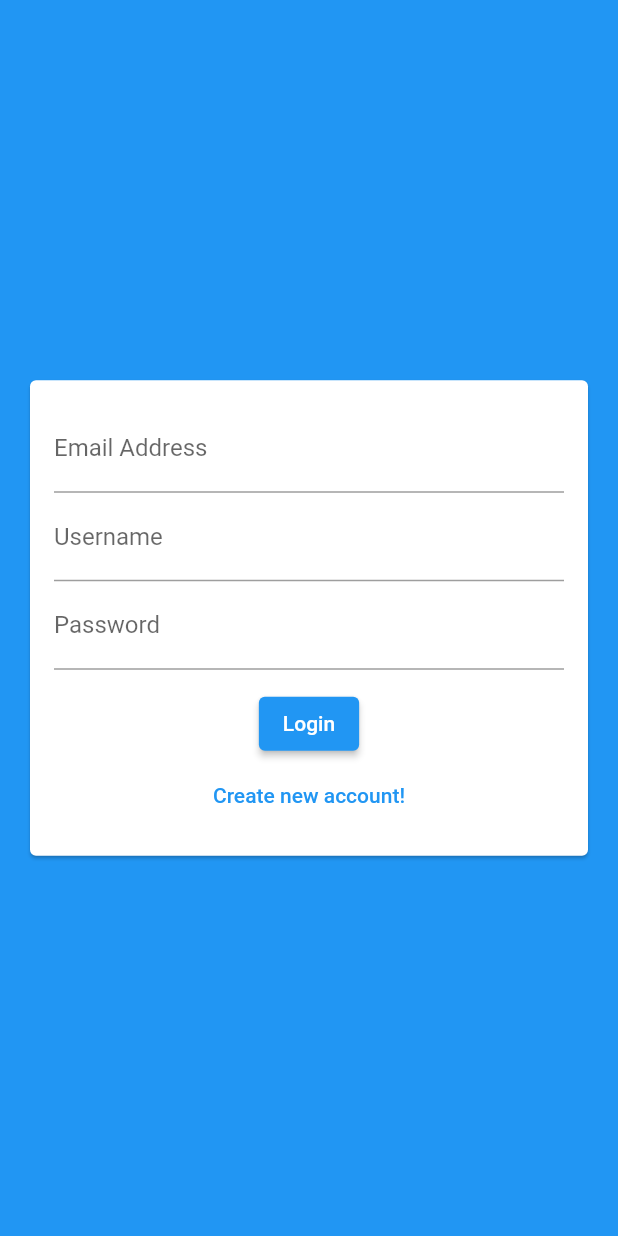
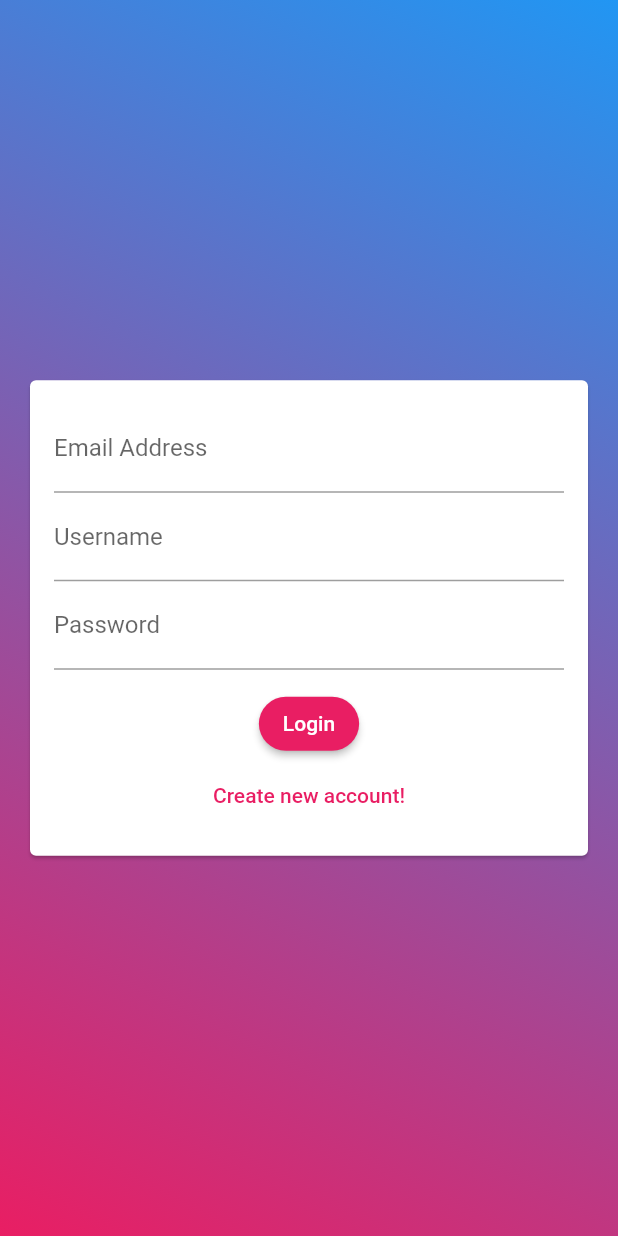
Before and after one commit to UjwalAgrawal/chat_app, a Flutter app: the screen it shows after launch, on a phone screen of 412 x 824 dp. Run offline on Flutter 3.47's test engine with Material 2 defaults, Android fonts, the phone set to English and light mode, and no system bars; our stand-ins replace cloud_firestore, firebase_core; accounts and stored records are empty.

```diff
--- a/lib/main.dart
+++ b/lib/main.dart
@@ -17,8 +17,18 @@ class MyApp extends StatelessWidget {
     return MaterialApp(
       title: 'ChatApp',
       theme: ThemeData(
-        primarySwatch: Colors.blue,
+        primarySwatch: Colors.pink,
+        backgroundColor: Colors.pink,
+        accentColor: Colors.deepPurpleAccent,
+        accentColorBrightness: Brightness.dark,
         visualDensity: VisualDensity.adaptivePlatformDensity,
+        elevatedButtonTheme: ElevatedButtonThemeData(
+          style: ElevatedButton.styleFrom(
+            shape: RoundedRectangleBorder(
+              borderRadius: BorderRadius.circular(20),
+            ),
+          ),
+        ),
       ),
       home: AuthScreen(),
     );
--- a/lib/screens/auth_screen.dart
+++ b/lib/screens/auth_screen.dart
@@ -12,7 +12,16 @@ class _AuthScreenState extends State<AuthScreen> {
   Widget build(BuildContext context) {
     return Scaffold(
       backgroundColor: Theme.of(context).primaryColor,
-      body: AuthForm(),
+      body: Container(
+        child: AuthForm(),
+        decoration: BoxDecoration(
+          gradient: LinearGradient(
+            begin: Alignment.topRight,
+            end: Alignment.bottomLeft,
+            colors: [Colors.blue, Colors.pink],
+          ),
+        ),
+      ),
     );
   }
 }
```
